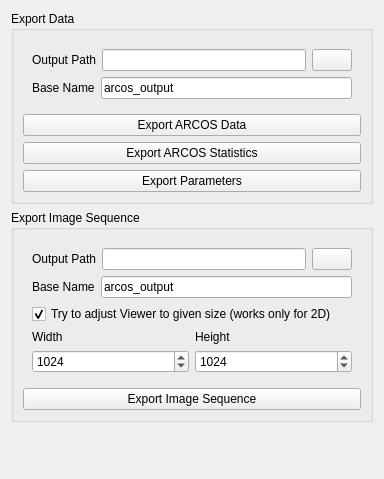
Before: the Qt Designer form src/arcos_gui/_ui/export_widget.ui in bgraedel/arcos-gui, drawn with Qt 5.
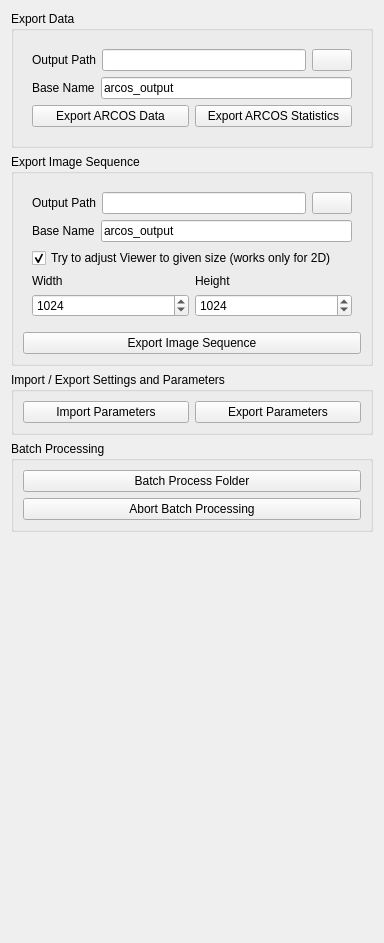
After: the same form once the commit is applied.

```diff
--- a/src/arcos_gui/_ui/export_widget.ui
+++ b/src/arcos_gui/_ui/export_widget.ui
@@ -7,7 +7,7 @@
     <x>0</x>
     <y>0</y>
     <width>384</width>
-    <height>479</height>
+    <height>943</height>
    </rect>
   </property>
   <property name="windowTitle">
@@ -17,6 +17,65 @@
    <string comment="Page" extracomment="Page"/>
   </property>
   <layout class="QGridLayout" name="gridLayout_9">
+   <item row="4" column="0">
+    <spacer name="verticalSpacer">
+     <property name="orientation">
+      <enum>Qt::Vertical</enum>
+     </property>
+     <property name="sizeHint" stdset="0">
+      <size>
+       <width>20</width>
+       <height>40</height>
+      </size>
+     </property>
+    </spacer>
+   </item>
+   <item row="3" column="0">
+    <widget class="QGroupBox" name="groupBox_4">
+     <property name="title">
+      <string>Batch Processing</string>
+     </property>
+     <layout class="QVBoxLayout" name="verticalLayout_5">
+      <item>
+       <widget class="QPushButton" name="batch_processing_button">
+        <property name="text">
+         <string>Batch Process Folder</string>
+        </property>
+       </widget>
+      </item>
+      <item>
+       <widget class="QPushButton" name="abort_batch_button">
+        <property name="text">
+         <string>Abort Batch Processing</string>
+        </property>
+       </widget>
+      </item>
+     </layout>
+    </widget>
+   </item>
+   <item row="2" column="0">
+    <widget class="QGroupBox" name="groupBox_3">
+     <property name="title">
+      <string>Import / Export Settings and Parameters</string>
+     </property>
+     <layout class="QHBoxLayout" name="horizontalLayout_7">
+      <item>
+       <widget class="QPushButton" name="param_import_button">
+        <property name="text">
+         <string>Import Parameters</string>
+        </property>
+       </widget>
+      </item>
+      <item>
+       <widget class="QPushButton" name="param_export_button">
+        <property name="text">
+         <string>Export Parameters</string>
+        </property>
+       </widget>
+      </item>
+     </layout>
+    </widget>
+   </item>
    <item row="0" column="0">
     <widget class="QGroupBox" name="groupBox">
      <property name="title">
@@ -90,9 +149,8 @@
            </item>
           </layout>
          </item>
-        </layout>
-       </widget>
-      </item>
+         <item>
+          <layout class="QHBoxLayout" name="horizontalLayout_6">
       <item>
        <widget class="QPushButton" name="data_export_button">
         <property name="minimumSize">
@@ -128,11 +186,9 @@
         </property>
        </widget>
       </item>
-      <item>
-       <widget class="QPushButton" name="param_export_button">
-        <property name="text">
-         <string>Export Parameters</string>
-        </property>
+          </layout>
+         </item>
+        </layout>
        </widget>
       </item>
      </layout>
@@ -272,19 +328,6 @@
      </layout>
     </widget>
    </item>
-   <item row="2" column="0">
-    <spacer name="verticalSpacer">
-     <property name="orientation">
-      <enum>Qt::Vertical</enum>
-     </property>
-     <property name="sizeHint" stdset="0">
-      <size>
-       <width>20</width>
-       <height>40</height>
-      </size>
-     </property>
-    </spacer>
-   </item>
   </layout>
  </widget>
  <resources/>
```
Lines whose indentation alone changed are shown as unchanged.
